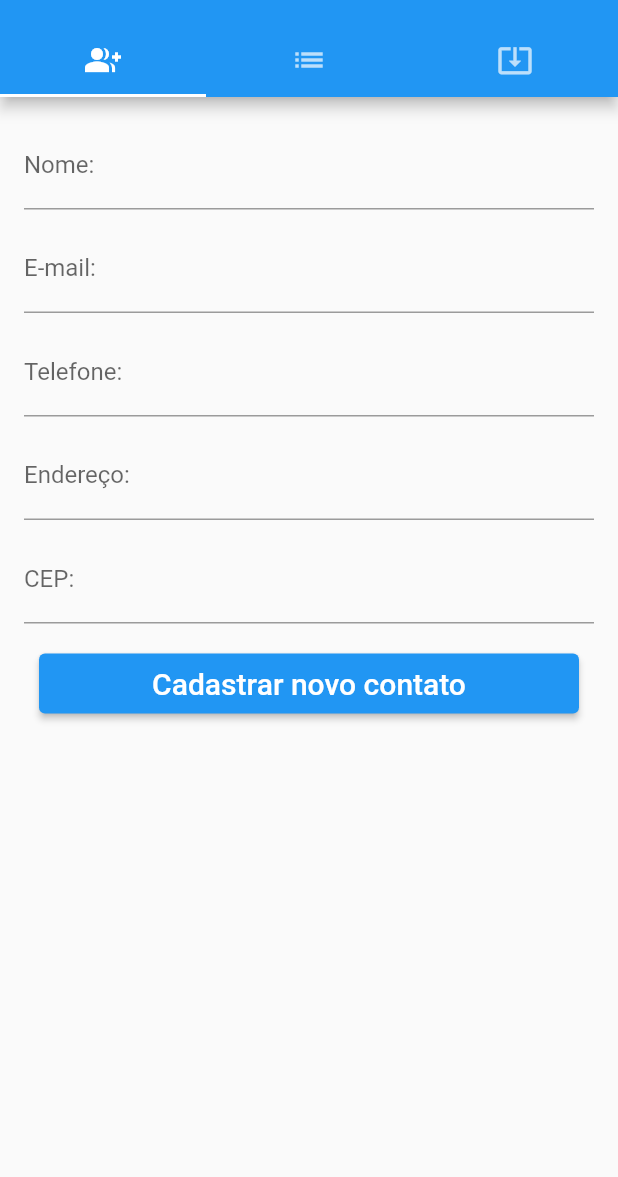
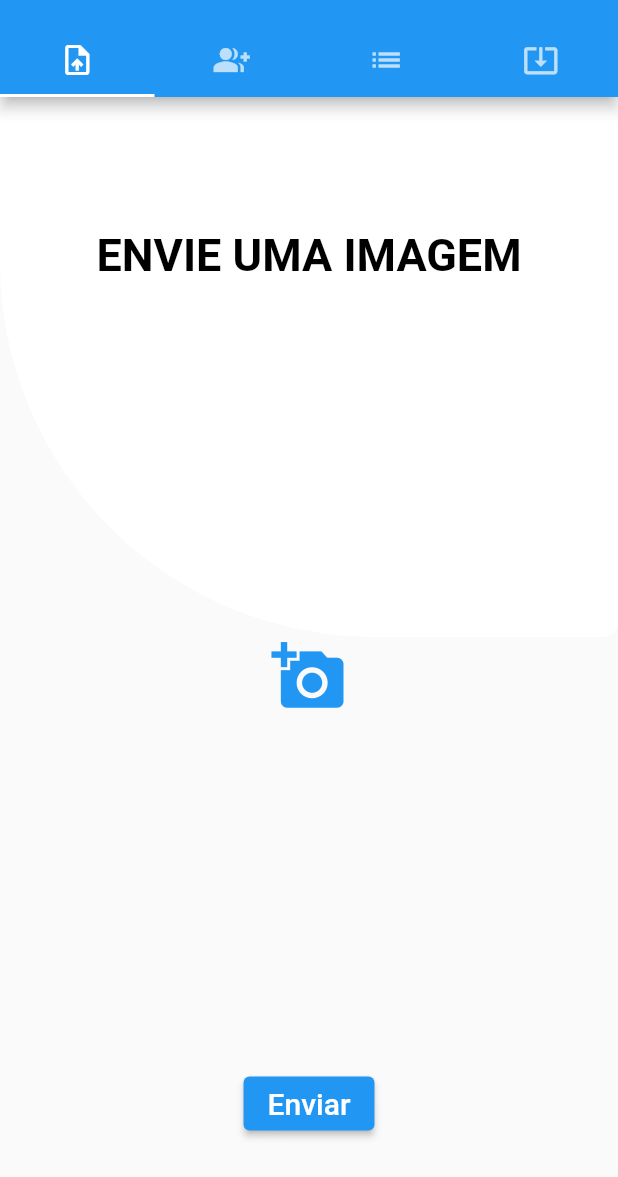
Before and after one commit to joaovitorgonzaga18/ProjetoLDDMPuc, a Flutter app: the Home screen opened directly, on a phone screen of 412 x 824 dp, the part 59-1236 px from its top. Run offline on Flutter 3.47's test engine with Material 2 defaults, Android fonts, the phone set to English and light mode, and no system bars; our stand-ins replace audioplayers, cloud_firestore, firebase_core, firebase_storage, image_picker, shared_preferences and 1 more; missing offline and left inert: cloud_firestore_web, firebase_core_web; accounts and stored records are empty.

Commit message:
Upgrade agenda de contatos

```diff
--- a/Projeto 04 - Agenda de Contatos/lib/home.dart
+++ b/Projeto 04 - Agenda de Contatos/lib/home.dart
@@ -1,6 +1,10 @@
 import 'package:cloud_firestore/cloud_firestore.dart';
 import 'package:flutter/cupertino.dart';
 import 'package:flutter/material.dart';
+import 'package:firebase_storage/firebase_storage.dart';
+import 'package:image_picker/image_picker.dart';
+import 'package:path/path.dart';
+import 'package:agendacontatos_app/image.dart';
 
 import 'package:firebase_core/firebase_core.dart';
 import 'package:flutter/material.dart';
@@ -35,15 +39,14 @@ class _HomeState extends State<Home> {
     //snapshots = db.collection("contatos").where("excluido", isEqualTo: false);
 
     return DefaultTabController(
-      length: 3,
+      length: 4,
       child: Scaffold(
         appBar: AppBar(
         title: Text("Agenda de Contatos"),
           bottom: TabBar(
           tabs: <Widget>[
-              //Text("Primeira Guia", style: TextStyle(fontSize: 16),),
-              //Text("Segunda Guia", style: TextStyle(fontSize: 16),),
-              //Text("Terceira Guia", style: TextStyle(fontSize: 16),),
+            Tab(icon: Icon(Icons.upload_file)),
+            //Icone ilustrativo da teste
             Tab(icon: Icon(Icons.group_add)),
             //Icone ilustrativo da primeira tela
             Tab(icon: Icon(Icons.list)),
@@ -55,6 +58,9 @@ class _HomeState extends State<Home> {
     ),
         body: TabBarView(
           children: [
+            new Container(
+              child: Imagem(),
+            ),
             //Primeira Tela -> Página de cadastro de um novo contato
             new Container(
               child: new Form(
@@ -273,7 +279,7 @@ class _HomeState extends State<Home> {
                         var contato = await FirebaseFirestore.instance
                             .doc('/contatos/' + caminho)
                             .get();
-                        if (contato['excluido'] == false && _controllerBusca.text == contato["identificador"]) {
+                        if (contato['excluido'] == false && (_controllerBusca.text == contato["identificador"])) {
                           //Armazena os dados do contato que está sendo buscado.
                           showDialog(
                               context: context,
--- /dev/null
+++ b/Projeto 04 - Agenda de Contatos/lib/image.dart
@@ -0,0 +1,126 @@
+import 'dart:io';
+
+import 'package:cloud_firestore/cloud_firestore.dart';
+import 'package:firebase_storage/firebase_storage.dart';
+import 'package:flutter/cupertino.dart';
+import 'package:flutter/material.dart';
+import 'package:image_picker/image_picker.dart';
+import 'package:path/path.dart';
+
+class Imagem extends StatefulWidget {
+  @override
+  _ImagemState createState() => _ImagemState();
+}
+
+class _ImagemState extends State<Imagem> {
+  File _imageFile;
+
+  ///NOTE: Only supported on Android & iOS
+  ///Needs image_picker plugin {https://pub.dev/packages/image_picker}
+  final picker = ImagePicker();
+
+  Future pickImage() async {
+    final pickedFile = await picker.getImage(source: ImageSource.gallery);
+
+    setState(() {
+      _imageFile = File(pickedFile.path);
+    });
+  }
+
+  Future uploadImageToFirebase(BuildContext context) async {
+    String fileName = basename(_imageFile.path);
+    Reference firebaseStorageRef =
+    FirebaseStorage.instance.ref().child('uploads/$fileName');
+    UploadTask uploadTask = firebaseStorageRef.putFile(_imageFile);
+    TaskSnapshot taskSnapshot = await uploadTask.whenComplete(() => null);
+    taskSnapshot.ref.getDownloadURL().then(
+          (value) => print("Feito: $value"),
+    );
+  }
+
+  Widget uploadImageButton(BuildContext context) {
+    return Container(
+      child: Stack(
+        children: <Widget>[
+          Container(
+            padding:
+            const EdgeInsets.symmetric(vertical: 5.0, horizontal: 16.0),
+            margin: const EdgeInsets.only(
+                top: 30, left: 20.0, right: 20.0, bottom: 20.0),
+            child: ElevatedButton(
+              onPressed: () => uploadImageToFirebase(context),
+              child: Text(
+                "Enviar",
+                style: TextStyle(fontSize: 20, color: Colors.white),
+              ),
+            ),
+          ),
+        ],
+      ),
+    );
+  }
+
+  Widget build(BuildContext context) {
+    return Scaffold(
+      body: Stack(
+        children: <Widget>[
+          Container(
+            height: 360,
+            decoration: BoxDecoration(
+                borderRadius: BorderRadius.only(
+                    bottomLeft: Radius.circular(250.0),
+                    bottomRight: Radius.circular(10.0)),
+                gradient: LinearGradient(
+                    colors: [Colors.white],
+                    begin: Alignment.topLeft,
+                    end: Alignment.bottomRight)),
+          ),
+          Container(
+            margin: const EdgeInsets.only(top: 80),
+            child: Column(
+              children: <Widget>[
+                Padding(
+                  padding: const EdgeInsets.all(8.0),
+                  child: Center(
+                    child: Text(
+                      "ENVIE UMA IMAGEM",
+                      style: TextStyle(
+                          color: Colors.black,
+                          fontSize: 30, fontWeight: FontWeight.bold),
+                    ),
+                  ),
+                ),
+                SizedBox(height: 20.0),
+                Expanded(
+                  child: Stack(
+                    children: <Widget>[
+                      Container(
+                        height: double.infinity,
+                        margin: const EdgeInsets.only(
+                            left: 30.0, right: 30.0, top: 10.0),
+                        child: ClipRRect(
+                          borderRadius: BorderRadius.circular(30.0),
+                          child: _imageFile != null
+                              ? Image.file(_imageFile)
+                              : FlatButton(
+                            child: Icon(
+                              Icons.add_a_photo,
+                              color: Colors.blue,
+                              size: 50,
+                            ),
+                            onPressed: pickImage,
+                          ),
+                        ),
+                      ),
+                    ],
+                  ),
+                ),
+                uploadImageButton(context),
+              ],
+            ),
+          ),
+        ],
+      ),
+    );
+  }
+}
--- a/Projeto 04 - Agenda de Contatos/lib/main.dart
+++ b/Projeto 04 - Agenda de Contatos/lib/main.dart
@@ -20,7 +20,7 @@ class MyApp extends StatelessWidget {
         primarySwatch: Colors.blue,
         visualDensity: VisualDensity.adaptivePlatformDensity,
       ),
-      home: TelaLogin(title: 'Lista de contatos 1.0 - Prática 04'),
+      home: TelaLogin(title: 'Agenda de contatos 1.0 - Prática 04'),
     );
   }
 }
--- a/Projeto 04 - Agenda de Contatos/pubspec.yaml
+++ b/Projeto 04 - Agenda de Contatos/pubspec.yaml
@@ -25,6 +25,8 @@ dependencies:
     sdk: flutter
   firebase_core: ^0.5.0+1
   cloud_firestore: ^0.14.1+3
+  image_picker:
+  firebase_storage:
 
 
   # The following adds the Cupertino Icons font to your application.
```
Also changed, not shown: Projeto 04 - Agenda de Contatos/pubspec.lock. Lines whose indentation alone changed are shown as unchanged.
